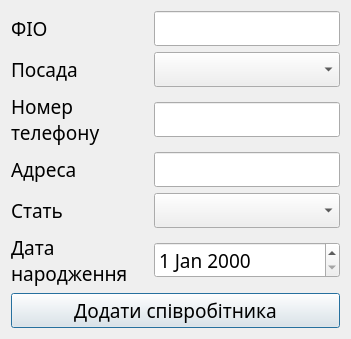
The window that src/View/addnewemployees.ui (Fyz-dev/GunStore) describes before a commit, drawn with Qt 5.
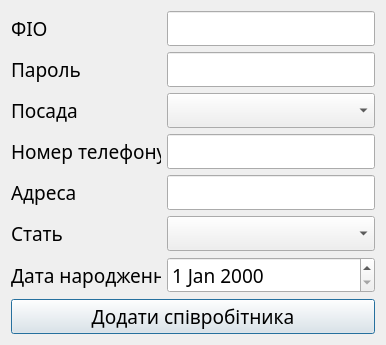
The same window after the commit.

Patch:
```diff
--- a/src/View/addnewemployees.ui
+++ b/src/View/addnewemployees.ui
@@ -6,8 +6,8 @@
    <rect>
     <x>0</x>
     <y>0</y>
-    <width>351</width>
-    <height>331</height>
+    <width>386</width>
+    <height>310</height>
    </rect>
   </property>
   <property name="font">
@@ -32,13 +32,13 @@
        </property>
        <property name="minimumSize">
         <size>
-         <width>137</width>
+         <width>150</width>
          <height>0</height>
         </size>
        </property>
        <property name="maximumSize">
         <size>
-         <width>137</width>
+         <width>150</width>
          <height>16777215</height>
         </size>
        </property>
@@ -71,6 +71,57 @@
      </item>
     </layout>
    </item>
+   <item>
+    <layout class="QHBoxLayout" name="horizontalLayout_17">
+     <item>
+      <widget class="QLabel" name="label_17">
+       <property name="sizePolicy">
+        <sizepolicy hsizetype="Maximum" vsizetype="Preferred">
+         <horstretch>0</horstretch>
+         <verstretch>0</verstretch>
+        </sizepolicy>
+       </property>
+       <property name="minimumSize">
+        <size>
+         <width>150</width>
+         <height>0</height>
+        </size>
+       </property>
+       <property name="maximumSize">
+        <size>
+         <width>150</width>
+         <height>16777215</height>
+        </size>
+       </property>
+       <property name="text">
+        <string>Пароль</string>
+       </property>
+      </widget>
+     </item>
+     <item>
+      <widget class="QLineEdit" name="inputPassword">
+       <property name="sizePolicy">
+        <sizepolicy hsizetype="Preferred" vsizetype="Fixed">
+         <horstretch>0</horstretch>
+         <verstretch>0</verstretch>
+        </sizepolicy>
+       </property>
+       <property name="minimumSize">
+        <size>
+         <width>142</width>
+         <height>0</height>
+        </size>
+       </property>
+       <property name="maximumSize">
+        <size>
+         <width>16777215</width>
+         <height>16777215</height>
+        </size>
+       </property>
+      </widget>
+     </item>
+    </layout>
+   </item>
    <item>
     <layout class="QHBoxLayout" name="horizontalLayout_12">
      <item>
@@ -83,13 +134,13 @@
        </property>
        <property name="minimumSize">
         <size>
-         <width>137</width>
+         <width>150</width>
          <height>0</height>
         </size>
        </property>
        <property name="maximumSize">
         <size>
-         <width>137</width>
+         <width>150</width>
          <height>16777215</height>
         </size>
        </property>
@@ -122,19 +173,21 @@
        </property>
        <property name="minimumSize">
         <size>
-         <width>137</width>
+         <width>150</width>
          <height>0</height>
         </size>
        </property>
        <property name="maximumSize">
         <size>
-         <width>137</width>
+         <width>150</width>
          <height>16777215</height>
         </size>
        </property>
        <property name="text">
-        <string>Номер
-телефону</string>
+        <string>Номер телефону</string>
+       </property>
+       <property name="scaledContents">
+        <bool>false</bool>
        </property>
       </widget>
      </item>
@@ -174,7 +227,7 @@
        </property>
        <property name="minimumSize">
         <size>
-         <width>137</width>
+         <width>150</width>
          <height>0</height>
         </size>
        </property>
@@ -213,13 +266,13 @@
        </property>
        <property name="minimumSize">
         <size>
-         <width>137</width>
+         <width>150</width>
          <height>0</height>
         </size>
        </property>
        <property name="maximumSize">
         <size>
-         <width>111</width>
+         <width>150</width>
          <height>16777215</height>
         </size>
        </property>
@@ -252,19 +305,18 @@
        </property>
        <property name="minimumSize">
         <size>
-         <width>137</width>
+         <width>150</width>
          <height>0</height>
         </size>
        </property>
        <property name="maximumSize">
         <size>
-         <width>137</width>
+         <width>150</width>
          <height>16777215</height>
         </size>
        </property>
        <property name="text">
-        <string>Дата
-народження</string>
+        <string>Дата народження</string>
        </property>
       </widget>
      </item>
```
